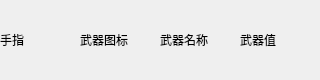
First picture: the form in Fear_No_One/System/Interface/armlistitem.ui, repository TTaket/-, before the edit.
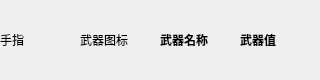
Second picture: the form after the edit.

The edit to the form file:
```diff
--- a/Fear_No_One/System/Interface/armlistitem.ui
+++ b/Fear_No_One/System/Interface/armlistitem.ui
@@ -25,15 +25,33 @@
   <property name="windowTitle">
    <string>Form</string>
   </property>
+  <property name="styleSheet">
+   <string notr="true"/>
+  </property>
   <widget class="QLabel" name="lb_armListItem">
    <property name="geometry">
     <rect>
      <x>0</x>
      <y>0</y>
-     <width>300</width>
+     <width>320</width>
      <height>80</height>
     </rect>
    </property>
+   <property name="minimumSize">
+    <size>
+     <width>320</width>
+     <height>80</height>
+    </size>
+   </property>
+   <property name="maximumSize">
+    <size>
+     <width>320</width>
+     <height>80</height>
+    </size>
+   </property>
+   <property name="styleSheet">
+    <string notr="true"/>
+   </property>
    <property name="text">
     <string/>
    </property>
@@ -73,6 +91,15 @@
      <height>80</height>
     </rect>
    </property>
+   <property name="font">
+    <font>
+     <weight>75</weight>
+     <bold>true</bold>
+    </font>
+   </property>
+   <property name="styleSheet">
+    <string notr="true"/>
+   </property>
    <property name="text">
     <string>武器名称</string>
    </property>
@@ -86,6 +113,15 @@
      <height>80</height>
     </rect>
    </property>
+   <property name="font">
+    <font>
+     <weight>75</weight>
+     <bold>true</bold>
+    </font>
+   </property>
+   <property name="styleSheet">
+    <string notr="true"/>
+   </property>
    <property name="text">
     <string>武器值</string>
    </property>
```
Left out of the diff: 11 changed lines with no effect on the pictures.
